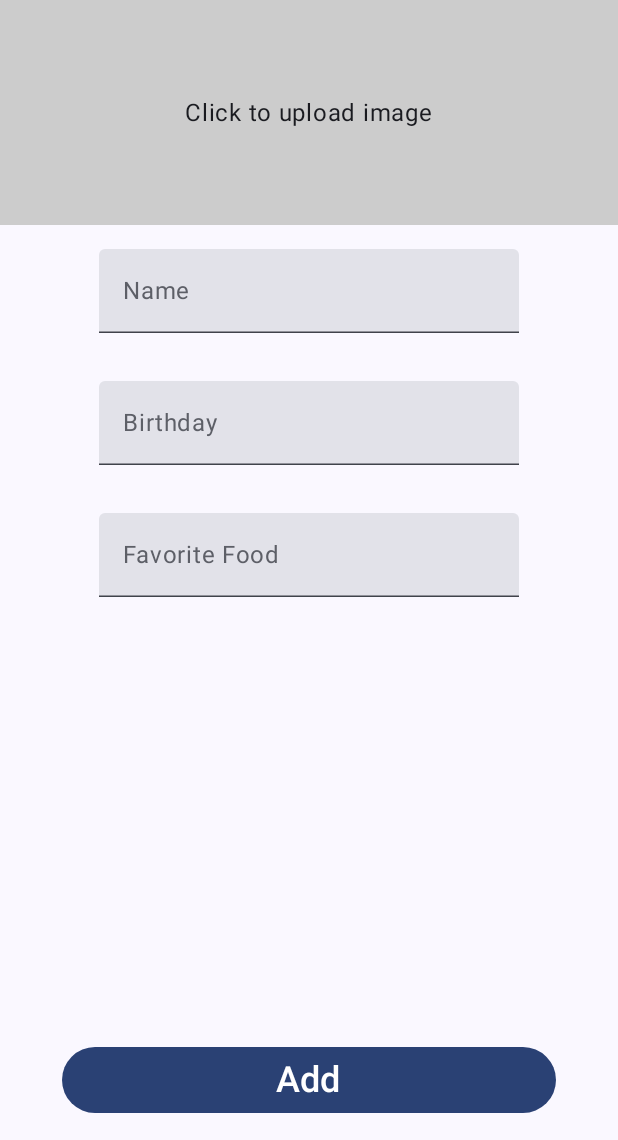
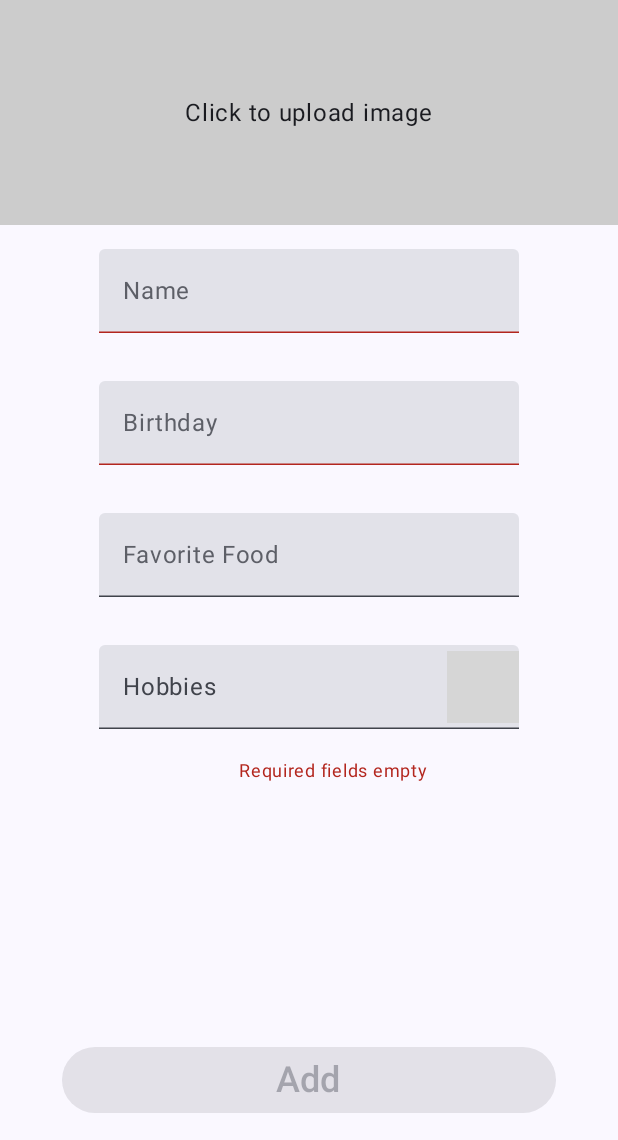
Before and after one commit to rfgvieira/Auau, an Android app built with Jetpack Compose: the DogAddScreen screen opened through its navigation route, on a phone screen of 412 x 824 dp, the part 96-1236 px from its top. Run offline under Robolectric (Android 15) with nearby library versions, the phone set to English and light mode, and no system bars; our stand-ins replace livedata-compose; libraries missing offline, so code that uses them is left out: androidx.camera.core, androidx.camera.lifecycle; 1 statement that could not run was skipped; grey boxes are pictures that could not be loaded.

Commit message:
feat: added new attribute hobby to dog added tags display and dropdown menu on DogAddScreen added validation of text field

```diff
--- a/app/src/main/java/com/rfgvieira/auau/domain/Dog.kt
+++ b/app/src/main/java/com/rfgvieira/auau/domain/Dog.kt
@@ -9,5 +9,6 @@ data class Dog(
     var birth: String,
     var imgDrawable : Int? = null,
     var imgUri : Uri? = null,
-    var favoriteFood : String
+    var favoriteFood : String? = null,
+    var hobbies : List<String>? = null
 )
--- a/app/src/main/java/com/rfgvieira/auau/ui/components/DateInput.kt
+++ b/app/src/main/java/com/rfgvieira/auau/ui/components/DateInput.kt
@@ -24,7 +24,7 @@ import com.rfgvieira.auau.utils.DateUtils.Companion.toDateFormat
 
 @OptIn(ExperimentalMaterial3Api::class)
 @Composable
-fun DateInput(state : MutableState<String>, focusManager: FocusManager, placeholder : String) {
+fun DateInput(state : MutableState<String>, isValid : MutableState<Boolean>, focusManager: FocusManager, placeholder : String) {
     val datePickerState = rememberDatePickerState()
     var showDatePickerDialog by remember { mutableStateOf(false) }
     if (showDatePickerDialog) {
@@ -32,6 +32,7 @@ fun DateInput(state : MutableState<String>, focusManager: FocusManager, placehol
             Button(onClick = {
                 datePickerState.selectedDateMillis?.let {
                     state.value = it.toDateFormat()
+                    isValid.value = true
                 }
                 focusManager.moveFocus(FocusDirection.Down)
                 showDatePickerDialog = false
@@ -57,6 +58,7 @@ fun DateInput(state : MutableState<String>, focusManager: FocusManager, placehol
         placeholder = {
             Text(text = placeholder, color = MaterialTheme.colorScheme.outline)
         },
-        readOnly = true
+        readOnly = true,
+        isError = !isValid.value
     )
 }
--- /dev/null
+++ b/app/src/main/java/com/rfgvieira/auau/ui/components/Select.kt
@@ -0,0 +1,88 @@
+package com.rfgvieira.auau.ui.components
+
+import android.widget.Toast
+import androidx.compose.foundation.layout.Column
+import androidx.compose.foundation.layout.padding
+import androidx.compose.material.icons.Icons
+import androidx.compose.material.icons.sharp.ArrowDropDown
+import androidx.compose.material.icons.sharp.ArrowDropUp
+import androidx.compose.material3.DropdownMenuItem
+import androidx.compose.material3.ExperimentalMaterial3Api
+import androidx.compose.material3.ExposedDropdownMenuBox
+import androidx.compose.material3.Icon
+import androidx.compose.material3.Text
+import androidx.compose.material3.TextField
+import androidx.compose.runtime.Composable
+import androidx.compose.runtime.getValue
+import androidx.compose.runtime.mutableStateListOf
+import androidx.compose.runtime.mutableStateOf
+import androidx.compose.runtime.remember
+import androidx.compose.runtime.setValue
+import androidx.compose.runtime.snapshots.SnapshotStateList
+import androidx.compose.ui.Modifier
+import androidx.compose.ui.platform.LocalContext
+import androidx.compose.ui.tooling.preview.Preview
+import androidx.compose.ui.unit.dp
+
+@OptIn(ExperimentalMaterial3Api::class)
+@Composable
+fun Select(state: SnapshotStateList<String>, list: List<String>) {
+
+
+    var selectedElement by remember {
+        mutableStateOf("")
+    }
+
+    var expanded by remember {
+        mutableStateOf(false)
+    }
+
+    val context =LocalContext.current
+
+    Column {
+        ExposedDropdownMenuBox(
+            expanded = expanded,
+            onExpandedChange = { expanded = !expanded }) {
+
+            TextField(value = selectedElement, onValueChange = {},
+                trailingIcon = {
+                    Icon(
+                        imageVector = if (expanded) Icons.Sharp.ArrowDropUp else Icons.Sharp.ArrowDropDown,
+                        contentDescription = "Select Arrow"
+                    )
+                }, modifier = Modifier.padding(16.dp).menuAnchor(), placeholder = { Text("Hobbies") }, readOnly = true)
+
+            ExposedDropdownMenu(expanded = expanded, onDismissRequest = { expanded = false }) {
+                list.forEach { item ->
+                    DropdownMenuItem(
+                        text = { Text(text = item) },
+                        onClick = {
+
+                            selectedElement = item
+                            if(!state.contains(item))
+                                state.add(item)
+                            else
+                                Toast.makeText(context,"Hobby already added", Toast.LENGTH_SHORT).show()
+                            expanded = false
+                        })
+
+                }
+            }
+        }
+        DisplayTagsEdit(state)
+    }
+}
+
+
+
+@Composable
+@Preview(showBackground = true)
+fun SelectPreview() {
+    val state = remember {
+        mutableStateListOf<String>()
+    }
+    val hobbiesList = listOf("Dig", "Walk", "Bark", "Play", "Sleep", "Pat")
+
+    state.addAll(arrayOf("Batata", "Arroz", "Samambaia", "Bahia"))
+    Select(state = state, hobbiesList)
+}
--- a/app/src/main/java/com/rfgvieira/auau/ui/components/TextInput.kt
+++ b/app/src/main/java/com/rfgvieira/auau/ui/components/TextInput.kt
@@ -20,12 +20,18 @@ import com.rfgvieira.auau.utils.EnumUtils
 fun TextInput(
     focusManager: FocusManager,
     state: MutableState<String>,
+    isValid: MutableState<Boolean>? = null,
     placeholder: String,
     option: EnumUtils.KeyboardOptions
 ) {
     TextField(
         value = state.value,
-        onValueChange = { state.value = it },
+        onValueChange = { input ->
+            state.value = input
+            isValid?.let {
+                it.value = input.isNotEmpty()
+            }
+        },
         modifier = Modifier.padding(vertical = 16.dp),
         placeholder = {
             Text(
@@ -35,11 +41,17 @@ fun TextInput(
         },
         keyboardOptions = when (option) {
             EnumUtils.KeyboardOptions.NEXT -> {
-                KeyboardOptions(imeAction = ImeAction.Next, capitalization = KeyboardCapitalization.Sentences)
+                KeyboardOptions(
+                    imeAction = ImeAction.Next,
+                    capitalization = KeyboardCapitalization.Sentences
+                )
             }
 
             EnumUtils.KeyboardOptions.DONE -> {
-                KeyboardOptions(imeAction = ImeAction.Done, capitalization = KeyboardCapitalization.Sentences)
+                KeyboardOptions(
+                    imeAction = ImeAction.Done,
+                    capitalization = KeyboardCapitalization.Sentences
+                )
             }
         },
         keyboardActions =
@@ -56,6 +68,9 @@ fun TextInput(
                 )
             }
 
-        }
+        },
+        isError = isValid?.let{
+            !it.value
+        } ?: false
     )
 }
--- a/app/src/main/java/com/rfgvieira/auau/ui/screens/CameraView.kt
+++ b/app/src/main/java/com/rfgvieira/auau/ui/screens/CameraView.kt
@@ -32,6 +32,8 @@ import com.rfgvieira.auau.utils.CameraUtils.Companion.getCameraProvider
 import com.rfgvieira.auau.utils.CameraUtils.Companion.takePhoto
 import java.io.File
 import java.util.concurrent.Executor
+
+//Tela com a funcionalidade de mostrar camera do celular e tirar uma foto
 
 @Composable
 fun CameraView(
--- a/app/src/main/java/com/rfgvieira/auau/ui/screens/DogAddScreen.kt
+++ b/app/src/main/java/com/rfgvieira/auau/ui/screens/DogAddScreen.kt
@@ -10,13 +10,16 @@ import androidx.compose.foundation.layout.Spacer
 import androidx.compose.foundation.layout.fillMaxSize
 import androidx.compose.foundation.layout.fillMaxWidth
 import androidx.compose.foundation.layout.height
+import androidx.compose.foundation.layout.offset
 import androidx.compose.foundation.layout.padding
 import androidx.compose.material3.Button
+import androidx.compose.material3.MaterialTheme
 import androidx.compose.material3.Text
 import androidx.compose.runtime.Composable
 import androidx.compose.runtime.MutableState
 import androidx.compose.runtime.getValue
 import androidx.compose.runtime.livedata.observeAsState
+import androidx.compose.runtime.mutableStateListOf
 import androidx.compose.runtime.mutableStateOf
 import androidx.compose.runtime.remember
 import androidx.compose.runtime.setValue
@@ -26,24 +29,40 @@ import androidx.compose.ui.graphics.Color
 import androidx.compose.ui.layout.ContentScale
 import androidx.compose.ui.platform.LocalContext
 import androidx.compose.ui.platform.LocalFocusManager
+import androidx.compose.ui.res.dimensionResource
 import androidx.compose.ui.unit.dp
 import androidx.compose.ui.unit.sp
 import coil.compose.AsyncImage
+import com.rfgvieira.auau.R
 import com.rfgvieira.auau.domain.Dog
 import com.rfgvieira.auau.domain.Dogs
 import com.rfgvieira.auau.ui.components.DateInput
+import com.rfgvieira.auau.ui.components.Select
 import com.rfgvieira.auau.ui.components.TextInput
 import com.rfgvieira.auau.ui.viewmodel.DogViewModel
 import com.rfgvieira.auau.utils.CameraUtils.Companion.GetImageFromCamera
 import com.rfgvieira.auau.utils.EnumUtils
 
+//Tela para adicionar um novo cachorro ao app
+
+/*TODO: Persistencia dos dados ao ir para camera*/
 @Composable
-fun DogAddScreen(showCamera : MutableState<Boolean>, dogViewModel: DogViewModel, navigateBackToList : () -> Unit) {
+fun DogAddScreen(
+    showCamera: MutableState<Boolean>,
+    dogViewModel: DogViewModel,
+    navigateBackToList: () -> Unit
+) {
     val name = remember { mutableStateOf("") }
+    val nameValid = remember { mutableStateOf(false) }
     val birthday = remember { mutableStateOf("") }
+    val birthdayValid = remember { mutableStateOf(false) }
     val food = remember { mutableStateOf("") }
     var clickImage by remember { mutableStateOf(false) }
     val img = dogViewModel.uriImage.observeAsState(Uri.EMPTY)
+    val hobbies = remember {
+        mutableStateListOf<String>()
+    }
+    val hobbiesList = listOf("Dig","Walk","Bark","Play","Sleep","Pat")
 
     if (clickImage) {
         GetImageFromCamera(LocalContext.current, showCamera)
@@ -85,31 +104,68 @@ fun DogAddScreen(showCamera : MutableState<Boolean>, dogViewModel: DogViewModel,
         val focusManager = LocalFocusManager.current
 
         TextInput(
-            focusManager = focusManager, name, "Name",
+            focusManager = focusManager, name, nameValid, "Name",
             EnumUtils.KeyboardOptions.NEXT
         )
 
 
-        DateInput(state = birthday, focusManager = focusManager, placeholder = "Birthday")
+        DateInput(
+            state = birthday,
+            isValid = birthdayValid,
+            focusManager = focusManager,
+            placeholder = "Birthday"
+        )
 
 
         TextInput(
             focusManager = focusManager, state = food, placeholder = "Favorite Food",
             option = EnumUtils.KeyboardOptions.DONE
         )
+
+        Select(hobbies, hobbiesList)
+
+
+
+        if (!(birthdayValid.value && nameValid.value)) {
+            Text(
+                text = "Required fields empty",
+                fontSize = 12.sp,
+                color = MaterialTheme.colorScheme.error,
+                modifier = Modifier.offset(x = dimensionResource(id = R.dimen.padding_medium))
+            )
+        }
+
         Spacer(modifier = Modifier.weight(1f))
         Button(
             modifier = Modifier
                 .fillMaxWidth(0.8f)
                 .padding(vertical = 16.dp),
-            onClick = { addDog(navigateBackToList, name.value, birthday.value, food.value,img.value) }) {
+            onClick = {
+                addDog(
+                    navigateBackToList,
+                    name.value,
+                    birthday.value,
+                    food.value,
+                    img.value,
+                    hobbies.toList()
+                )
+            }, enabled = birthdayValid.value && nameValid.value
+        ) {
             Text(text = "Add", fontSize = 24.sp)
         }
     }
 }
 
-fun addDog(navigateBackToList: () -> Unit, name: String, birthday: String, food: String, img: Uri) {
-    val newDog = Dog(name = name, birth = birthday, favoriteFood = food, imgUri = img)
+fun addDog(
+    navigateBackToList: () -> Unit,
+    name: String,
+    birthday: String,
+    food: String,
+    img: Uri,
+    hobbies: List<String>
+) {
+    val newDog =
+        Dog(name = name, birth = birthday, favoriteFood = food, imgUri = img, hobbies = hobbies)
     Dogs.addNewDog(newDog)
     navigateBackToList()
 }
--- a/app/src/main/java/com/rfgvieira/auau/ui/screens/DogListScreen.kt
+++ b/app/src/main/java/com/rfgvieira/auau/ui/screens/DogListScreen.kt
@@ -17,7 +17,7 @@ import com.rfgvieira.auau.domain.Dog
 import com.rfgvieira.auau.domain.Dogs
 import com.rfgvieira.auau.ui.components.DogCard
 
-
+//Tela para listar todos os cachorros cadastrados
 @Composable
 fun DogListScreen(navigateToDetails: (Dog) -> Unit) {
     val dogList: List<Dog> = Dogs.dogsList()
--- a/app/src/main/res/values/colors.xml
+++ b/app/src/main/res/values/colors.xml
@@ -7,4 +7,5 @@
     <color name="teal_700">#FF018786</color>
     <color name="black">#FF000000</color>
     <color name="white">#FFFFFFFF</color>
+    <color name="light_gray">#AAA</color>
 </resources>
```
Also changed, not shown: app/src/main/java/com/rfgvieira/auau/ui/components/DisplayTag.kt (added, +65 -0 lines), app/src/main/java/com/rfgvieira/auau/ui/components/TopBarDog.kt (+6 -3 lines), app/src/main/java/com/rfgvieira/auau/ui/screens/DogDetailsScreen.kt (+17 -3 lines).
